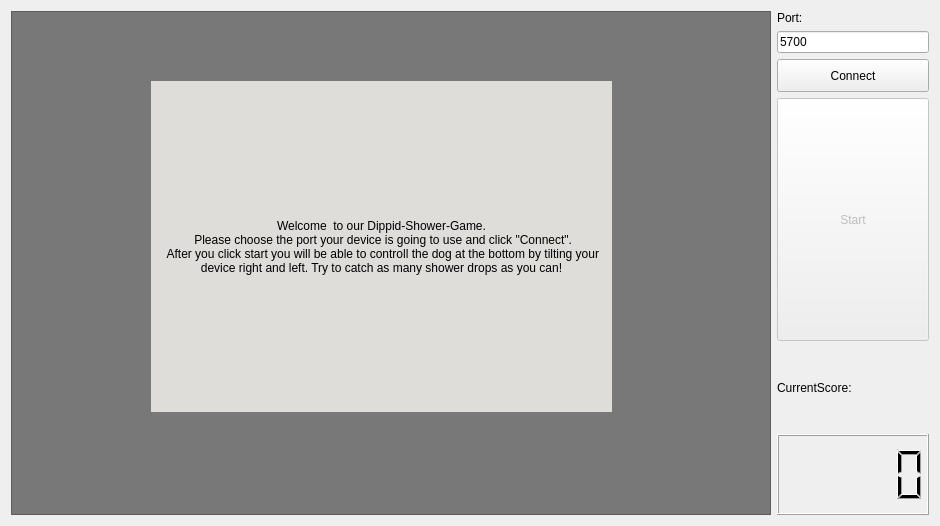
Old version of the form dippid_game.ui in the repository ITT-21SS-UR/assignment-7-ls.
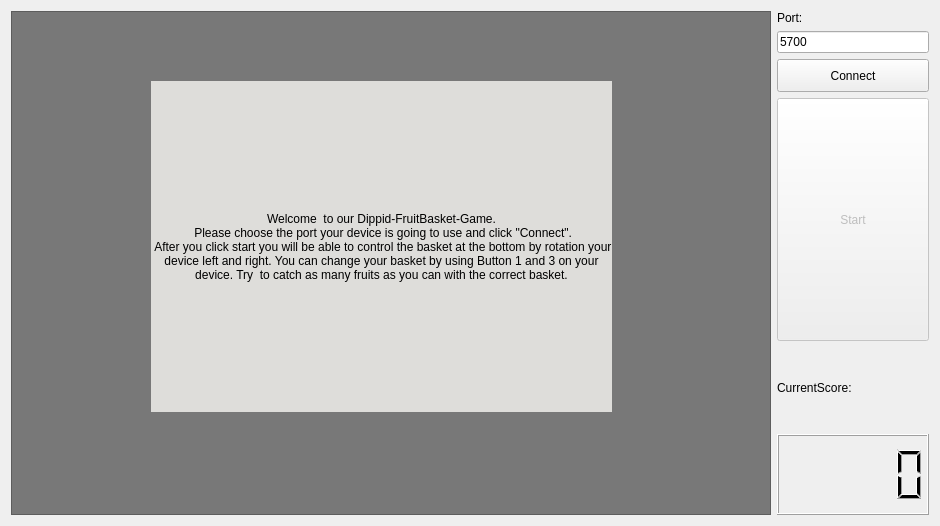
New version of the form.

Commit message: changed the game description

Patch:
```diff
--- a/dippid_game.ui
+++ b/dippid_game.ui
@@ -42,9 +42,9 @@
 border-color: rgb(0, 0, 0);</string>
         </property>
         <property name="text">
-         <string>Welcome  to our Dippid-Shower-Game.
+         <string>Welcome  to our Dippid-FruitBasket-Game.
  Please choose the port your device is going to use and click &quot;Connect&quot;. 
- After you click start you will be able to controll the dog at the bottom by tilting your device right and left. Try to catch as many shower drops as you can!</string>
+ After you click start you will be able to control the basket at the bottom by rotation your device left and right. You can change your basket by using Button 1 and 3 on your device. Try  to catch as many fruits as you can with the correct basket.</string>
         </property>
         <property name="alignment">
          <set>Qt::AlignCenter</set>
```
